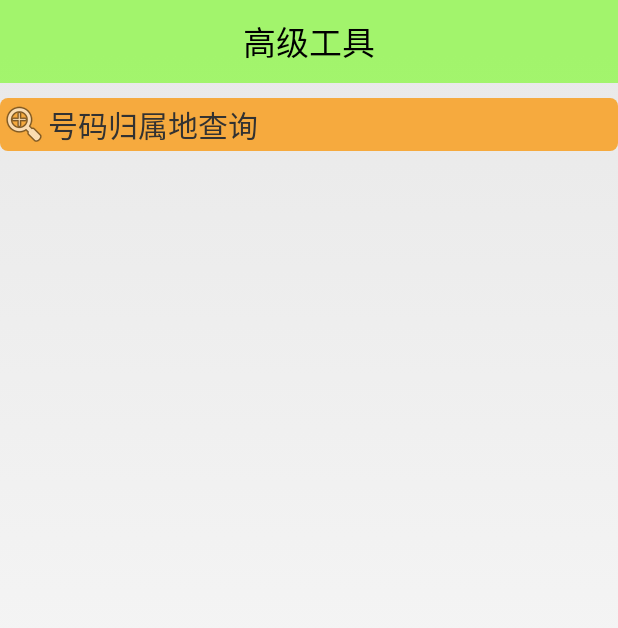
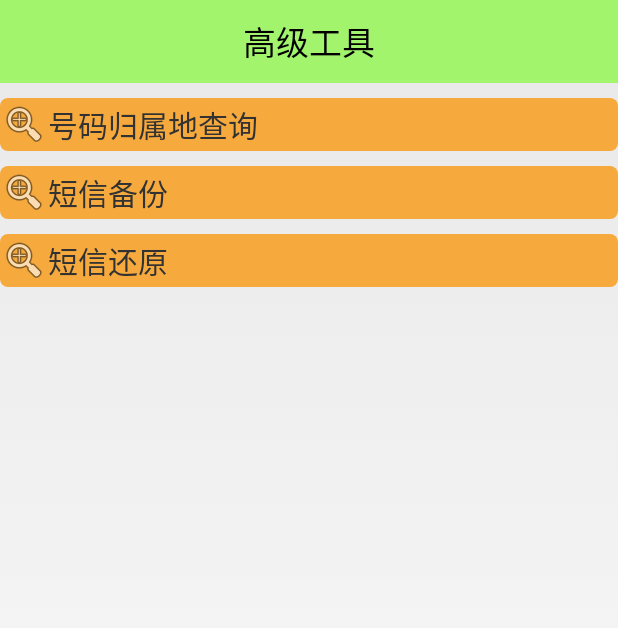
Before and after one commit to Xiao-Y/MobilSafe, an Android app: the AtoolsActivity screen opened directly, with no data from a screen before it, on a phone screen of 412 x 824 dp. Shown: the top 628 px of the screen. Run offline under Robolectric (Android 15) with nearby library versions, the phone set to English and light mode, and no system bars.

Commit message:
高级工具：短信备份

```diff
--- a/app/src/main/AndroidManifest.xml
+++ b/app/src/main/AndroidManifest.xml
@@ -35,6 +35,9 @@
     <uses-permission android:name="android.permission.SYSTEM_ALERT_WINDOW"/>
     <!-- 允许拨打或挂断电话 -->
     <uses-permission android:name="android.permission.CALL_PHONE"/>
+    <!-- 允许程序读写短信 -->
+    <uses-permission android:name="android.permission.READ_SMS"/>
+    <uses-permission android:name="android.permission.WRITE_SMS"/>
 
     <application
         android:name=".utils.MyApplication"
--- a/app/src/main/res/layout/activity_atools.xml
+++ b/app/src/main/res/layout/activity_atools.xml
@@ -20,4 +20,28 @@
         android:text="号码归属地查询 "
         android:textSize="20sp"/>
 
+    <TextView
+        android:layout_width="match_parent"
+        android:layout_height="35dp"
+        android:layout_marginTop="10dp"
+        android:background="@drawable/button"
+        android:clickable="true"
+        android:drawableLeft="@android:drawable/ic_menu_zoom"
+        android:gravity="center_vertical"
+        android:onClick="smsBackup"
+        android:text="短信备份"
+        android:textSize="20sp"/>
+
+    <TextView
+        android:layout_width="match_parent"
+        android:layout_height="35dp"
+        android:layout_marginTop="10dp"
+        android:background="@drawable/button"
+        android:clickable="true"
+        android:drawableLeft="@android:drawable/ic_menu_zoom"
+        android:gravity="center_vertical"
+        android:onClick="smsRestore"
+        android:text="短信还原 "
+        android:textSize="20sp"/>
+
 </LinearLayout>
--- a/build.gradle
+++ b/build.gradle
@@ -5,7 +5,7 @@ buildscript {
         jcenter()
     }
     dependencies {
-        classpath 'com.android.tools.build:gradle:2.1.3'
+        classpath 'com.android.tools.build:gradle:2.2.0'
 
         // NOTE: Do not place your application dependencies here; they belong
         // in the individual module build.gradle files
```
Also changed, not shown: app/src/main/java/com/itheima/mobilesafe/atools/AtoolsActivity.java (+23 -0 lines), app/src/main/java/com/itheima/mobilesafe/utils/SmsUtil.java (added, +65 -0 lines).
